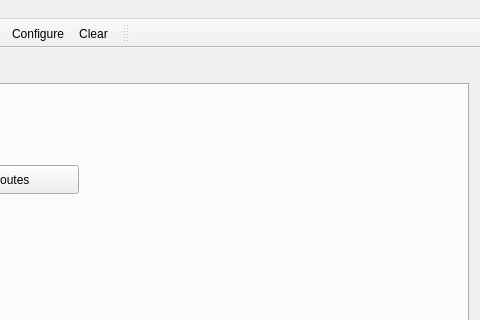
Old version of the form RoutesGenereren/mainwindow.ui in the repository kasper201/StartWeekAvans25; both pictures show x 145 to 625 and y 0 to 320 of the 625 by 459 pixel window.
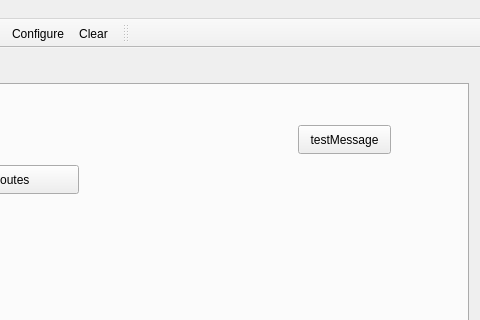
New version of the form. Icons and pictures are not drawn.

Commit message: Fixed crash upon writing in developer mode"

The edit to the form file:
```diff
--- a/RoutesGenereren/mainwindow.ui
+++ b/RoutesGenereren/mainwindow.ui
@@ -50,6 +50,19 @@
          <string>status</string>
         </property>
        </widget>
+       <widget class="QPushButton" name="pushButton_2">
+        <property name="geometry">
+         <rect>
+          <x>430</x>
+          <y>40</y>
+          <width>93</width>
+          <height>29</height>
+         </rect>
+        </property>
+        <property name="text">
+         <string>testMessage</string>
+        </property>
+       </widget>
       </widget>
      </widget>
     </item>
```
The commit also changes 2 other files.
